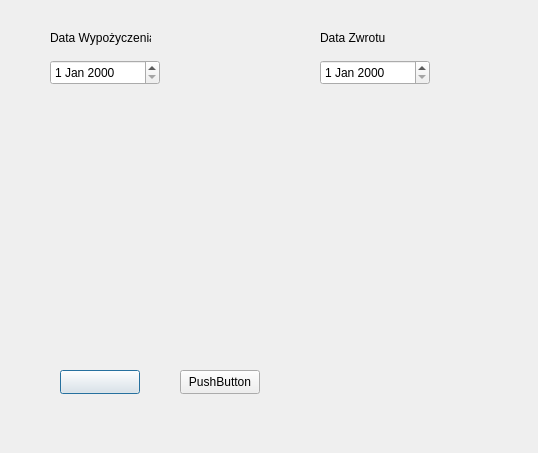
KusiakMarcin/Biblioteka, file createrental.ui: the form before one commit.
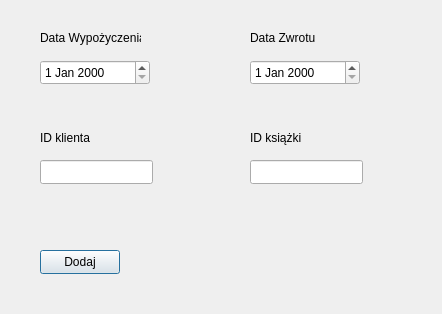
The form after the commit.

What changed in the file:
```diff
--- a/createrental.ui
+++ b/createrental.ui
@@ -6,8 +6,8 @@
    <rect>
     <x>0</x>
     <y>0</y>
-    <width>538</width>
-    <height>453</height>
+    <width>442</width>
+    <height>314</height>
    </rect>
   </property>
   <property name="windowTitle">
@@ -16,7 +16,7 @@
   <widget class="QDateEdit" name="dateEdit">
    <property name="geometry">
     <rect>
-     <x>50</x>
+     <x>40</x>
      <y>60</y>
      <width>110</width>
      <height>25</height>
@@ -26,7 +26,7 @@
   <widget class="QDateEdit" name="dateEdit_2">
    <property name="geometry">
     <rect>
-     <x>320</x>
+     <x>250</x>
      <y>60</y>
      <width>110</width>
      <height>25</height>
@@ -36,33 +36,20 @@
   <widget class="QPushButton" name="pushButton">
    <property name="geometry">
     <rect>
-     <x>60</x>
-     <y>370</y>
+     <x>40</x>
+     <y>250</y>
      <width>80</width>
      <height>24</height>
     </rect>
    </property>
    <property name="text">
-    <string/>
-   </property>
-  </widget>
-  <widget class="QPushButton" name="pushButton_2">
-   <property name="geometry">
-    <rect>
-     <x>180</x>
-     <y>370</y>
-     <width>80</width>
-     <height>24</height>
-    </rect>
-   </property>
-   <property name="text">
-    <string>PushButton</string>
+    <string>Dodaj</string>
    </property>
   </widget>
   <widget class="QLabel" name="label">
    <property name="geometry">
     <rect>
-     <x>50</x>
+     <x>40</x>
      <y>30</y>
      <width>101</width>
      <height>16</height>
@@ -75,7 +62,7 @@
   <widget class="QLabel" name="label_2">
    <property name="geometry">
     <rect>
-     <x>320</x>
+     <x>250</x>
      <y>30</y>
      <width>81</width>
      <height>16</height>
@@ -85,6 +72,52 @@
     <string>Data Zwrotu</string>
    </property>
   </widget>
+  <widget class="QLineEdit" name="lineEdit">
+   <property name="geometry">
+    <rect>
+     <x>40</x>
+     <y>160</y>
+     <width>113</width>
+     <height>24</height>
+    </rect>
+   </property>
+  </widget>
+  <widget class="QLineEdit" name="lineEdit_2">
+   <property name="geometry">
+    <rect>
+     <x>250</x>
+     <y>160</y>
+     <width>113</width>
+     <height>24</height>
+    </rect>
+   </property>
+  </widget>
+  <widget class="QLabel" name="label_3">
+   <property name="geometry">
+    <rect>
+     <x>40</x>
+     <y>130</y>
+     <width>71</width>
+     <height>16</height>
+    </rect>
+   </property>
+   <property name="text">
+    <string>ID klienta</string>
+   </property>
+  </widget>
+  <widget class="QLabel" name="label_4">
+   <property name="geometry">
+    <rect>
+     <x>250</x>
+     <y>130</y>
+     <width>71</width>
+     <height>16</height>
+    </rect>
+   </property>
+   <property name="text">
+    <string>ID książki</string>
+   </property>
+  </widget>
  </widget>
  <resources/>
  <connections/>
```
